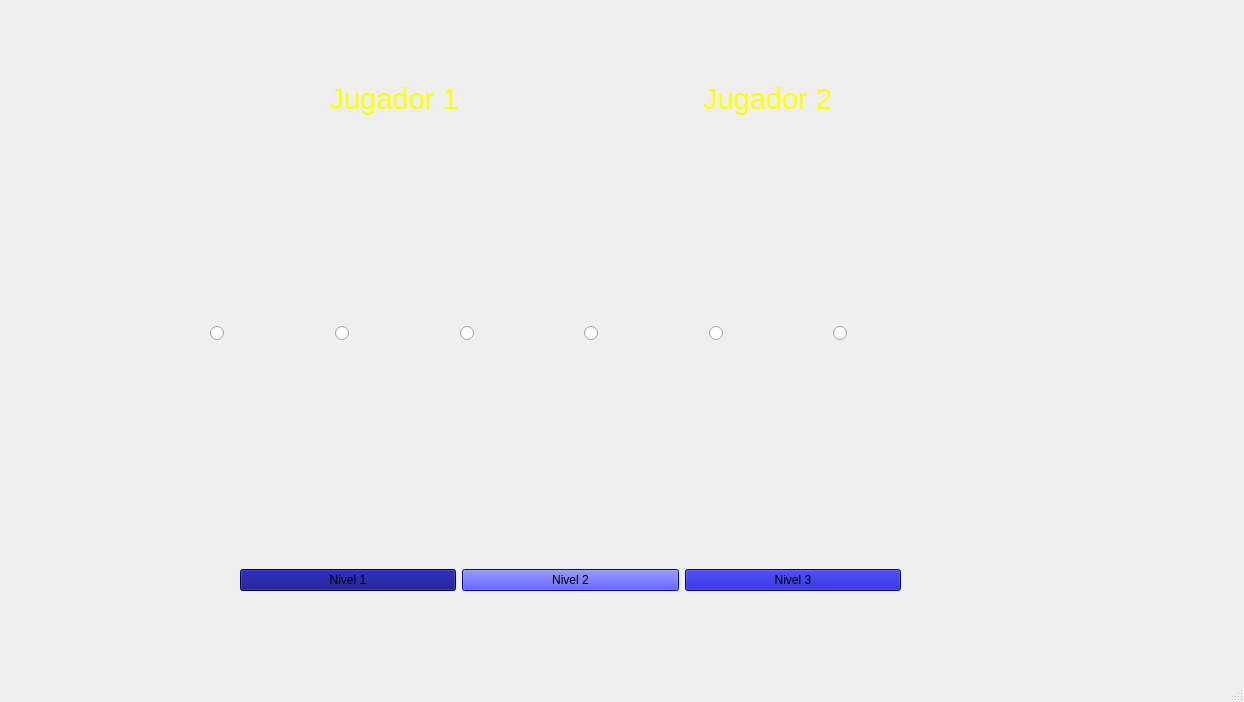
Above: menu_2_jugadores.ui from juangquevedo/juago_proyecto_final before the change. Below: the same form after it.
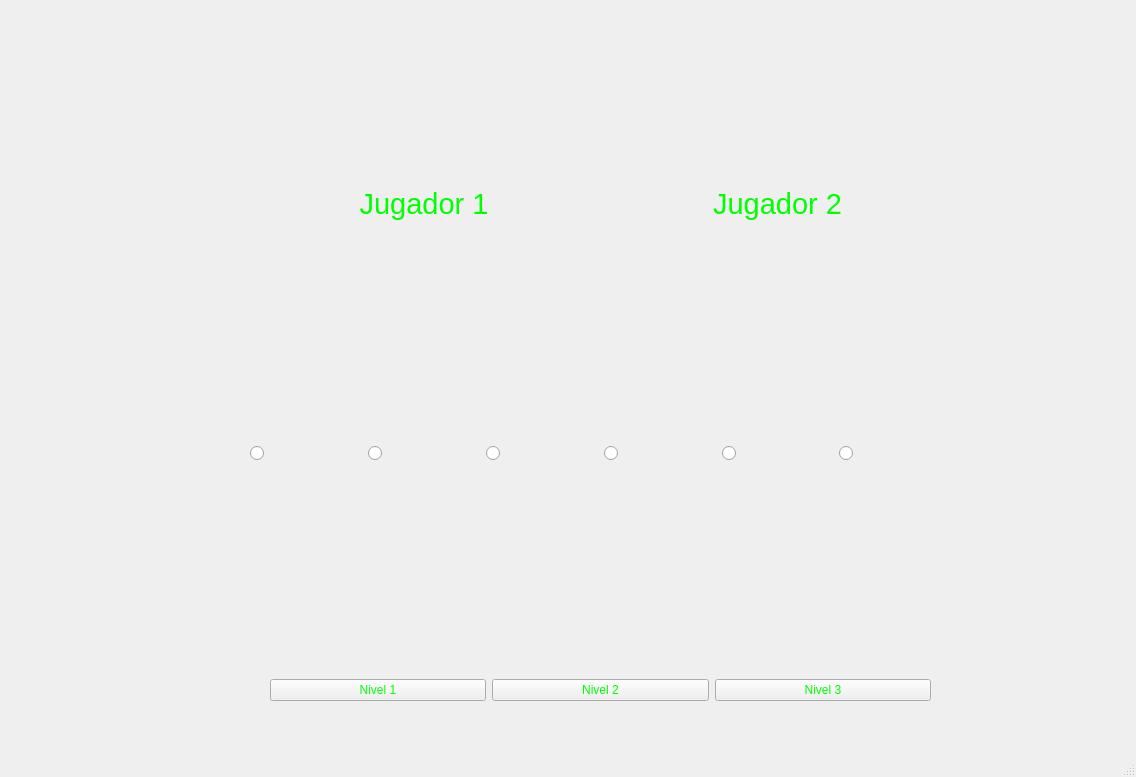
That is the form after the change. Icons and pictures are not drawn.

```diff
--- a/menu_2_jugadores.ui
+++ b/menu_2_jugadores.ui
@@ -6,8 +6,8 @@
    <rect>
     <x>0</x>
     <y>0</y>
-    <width>1244</width>
-    <height>702</height>
+    <width>1136</width>
+    <height>777</height>
    </rect>
   </property>
   <property name="windowTitle">
@@ -20,10 +20,10 @@
    <widget class="QWidget" name="layoutWidget">
     <property name="geometry">
      <rect>
-      <x>210</x>
-      <y>20</y>
-      <width>741</width>
-      <height>321</height>
+      <x>250</x>
+      <y>120</y>
+      <width>701</width>
+      <height>341</height>
      </rect>
     </property>
     <layout class="QHBoxLayout" name="horizontalLayout_4">
@@ -40,7 +40,7 @@
           <string notr="true">background-image: url(:/Imagenes/inicio/fondo-coronavirus-verde-realista_52683-36592.jpg);</string>
          </property>
          <property name="text">
-          <string>&lt;html&gt;&lt;head/&gt;&lt;body&gt;&lt;p&gt;&lt;span style=&quot; color:#ffff00;&quot;&gt;Jugador 1&lt;/span&gt;&lt;/p&gt;&lt;/body&gt;&lt;/html&gt;</string>
+          <string>&lt;html&gt;&lt;head/&gt;&lt;body&gt;&lt;p&gt;&lt;span style=&quot; color:#00ff00;&quot;&gt;Jugador 1&lt;/span&gt;&lt;/p&gt;&lt;/body&gt;&lt;/html&gt;</string>
          </property>
          <property name="alignment">
           <set>Qt::AlignCenter</set>
@@ -57,7 +57,7 @@
               <string notr="true">background-image: url(:/Imagenes/skin_1.png);</string>
              </property>
              <property name="text">
-              <string>                                      </string>
+              <string/>
              </property>
              <property name="pixmap">
               <pixmap>:/new/prefix1/Imagenes/skin_1.png</pixmap>
@@ -87,7 +87,7 @@
               <string notr="true">background-image: url(:/Imagenes/skin_2.png);</string>
              </property>
              <property name="text">
-              <string>                                      </string>
+              <string/>
              </property>
              <property name="pixmap">
               <pixmap>:/new/prefix1/Imagenes/skin_2.png</pixmap>
@@ -114,7 +114,7 @@
               <string notr="true">background-image: url(:/Imagenes/skin_3.png);</string>
              </property>
              <property name="text">
-              <string>                                      </string>
+              <string/>
              </property>
              <property name="pixmap">
               <pixmap>:/new/prefix1/Imagenes/skin_3.png</pixmap>
@@ -150,7 +150,7 @@
           <string notr="true">background-image: url(:/Imagenes/inicio/fondo-coronavirus-verde-realista_52683-36592.jpg);</string>
          </property>
          <property name="text">
-          <string>&lt;html&gt;&lt;head/&gt;&lt;body&gt;&lt;p&gt;&lt;span style=&quot; color:#ffff00;&quot;&gt;Jugador 2&lt;/span&gt;&lt;/p&gt;&lt;/body&gt;&lt;/html&gt;</string>
+          <string>&lt;html&gt;&lt;head/&gt;&lt;body&gt;&lt;p&gt;&lt;span style=&quot; color:#00ff00;&quot;&gt;Jugador 2&lt;/span&gt;&lt;/p&gt;&lt;/body&gt;&lt;/html&gt;</string>
          </property>
          <property name="alignment">
           <set>Qt::AlignCenter</set>
@@ -167,7 +167,7 @@
               <string notr="true">background-image: url(:/Imagenes/skin_1.png);</string>
              </property>
              <property name="text">
-              <string>                                      </string>
+              <string/>
              </property>
              <property name="pixmap">
               <pixmap>:/new/prefix1/Imagenes/skin_1.png</pixmap>
@@ -197,7 +197,7 @@
               <string notr="true">background-image: url(:/Imagenes/skin_2.png);</string>
              </property>
              <property name="text">
-              <string>                                      </string>
+              <string/>
              </property>
              <property name="pixmap">
               <pixmap>:/new/prefix1/Imagenes/skin_2.png</pixmap>
@@ -224,7 +224,7 @@
               <string notr="true">background-image: url(:/Imagenes/skin_3.png);</string>
              </property>
              <property name="text">
-              <string>                                      </string>
+              <string/>
              </property>
              <property name="pixmap">
               <pixmap>:/new/prefix1/Imagenes/skin_3.png</pixmap>
@@ -252,8 +252,8 @@
    <widget class="QWidget" name="layoutWidget_2">
     <property name="geometry">
      <rect>
-      <x>240</x>
-      <y>360</y>
+      <x>270</x>
+      <y>470</y>
       <width>661</width>
       <height>231</height>
      </rect>
@@ -280,7 +280,8 @@
        <item>
         <widget class="QPushButton" name="bot_nil_1">
          <property name="styleSheet">
-          <string notr="true">background-color: rgb(0, 0, 127);</string>
+          <string notr="true">color: rgb(0, 255, 0);
+background-image: url(:/Imagenes/ajugarfondo.PNG);</string>
          </property>
          <property name="text">
           <string>Nivel 1</string>
@@ -326,7 +327,8 @@
        <item>
         <widget class="QPushButton" name="bot_nil_2">
          <property name="styleSheet">
-          <string notr="true">background-color: rgb(0, 0, 255);</string>
+          <string notr="true">color: rgb(0, 255, 0);
+background-image: url(:/Imagenes/ajugarfondo.PNG);</string>
          </property>
          <property name="text">
           <string>Nivel 2</string>
@@ -356,7 +358,8 @@
        <item>
         <widget class="QPushButton" name="bot_nil_3">
          <property name="styleSheet">
-          <string notr="true">background-color: rgb(3, 3, 181);</string>
+          <string notr="true">color: rgb(0, 255, 0);
+background-image: url(:/Imagenes/ajugarfondo.PNG);</string>
          </property>
          <property name="text">
           <string>Nivel 3</string>
```
Left out of the diff: 8 changed lines with no effect on the pictures.
